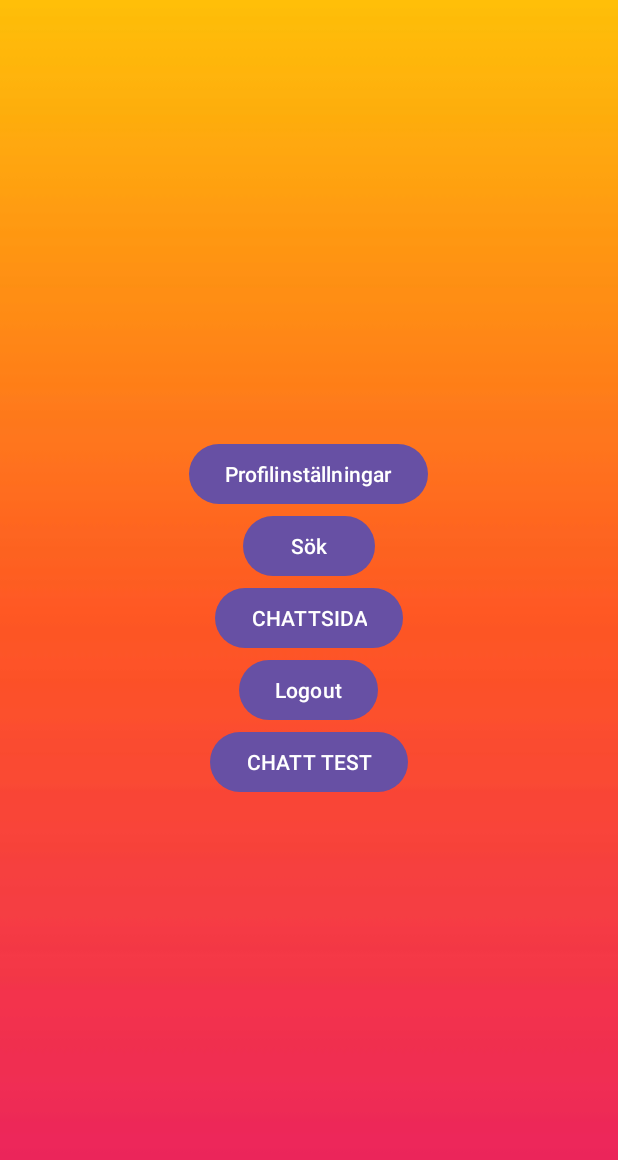
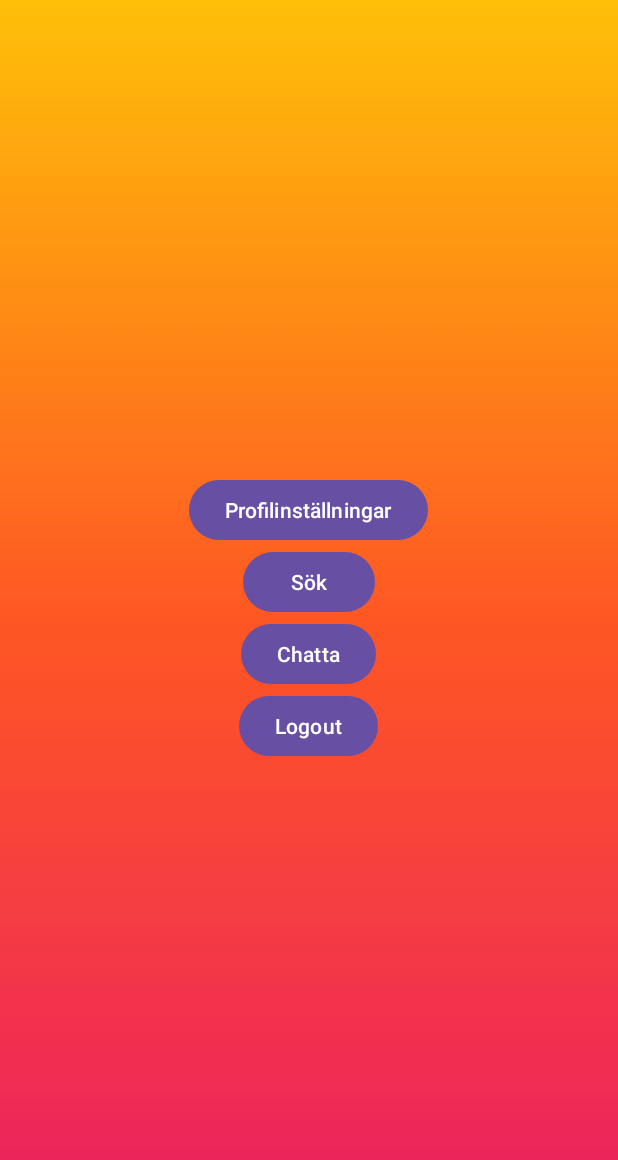
Before and after one commit to Jameslilja/DatingApp, an Android app: the screen it shows after launch once a user with an empty profile is signed in (MainActivity), on a phone screen of 412 x 824 dp. Shown: the top 1160 px of the screen. Run offline under Robolectric (Android 15) with nearby library versions, the phone set to English and light mode, and no system bars; our stand-ins replace Firebase (no records; nobody signed in at launch, a user with empty details on screens opened directly).

Commit message:
Small commit with fixes to make it more presentable.

```diff
--- a/app/src/main/AndroidManifest.xml
+++ b/app/src/main/AndroidManifest.xml
@@ -11,7 +11,7 @@
         android:enableOnBackInvokedCallback="true"
         android:fullBackupContent="@xml/backup_rules"
         android:icon="@mipmap/ic_launcher"
-        android:label="@string/app_name"
+        android:label="Finder"
         android:roundIcon="@mipmap/ic_launcher_round"
         android:supportsRtl="true"
         android:theme="@style/Theme.Material3.Light"
--- a/app/src/main/java/com/example/datingapp/MainActivity.java
+++ b/app/src/main/java/com/example/datingapp/MainActivity.java
@@ -22,7 +22,6 @@ public class MainActivity extends AppCompatActivity {
 
     Button buttonGoToSearch;
     Button buttonUpdateProfile;
-    Button buttonGoToConversations;
 
     //CHAT TEST
     Button goToChatTestButton;
--- a/app/src/main/res/layout/activity_main.xml
+++ b/app/src/main/res/layout/activity_main.xml
@@ -26,8 +26,8 @@
     <Button
         android:layout_width="wrap_content"
         android:layout_height="wrap_content"
-        android:id="@+id/goToConversationsButton"
-        android:text="CHATTSIDA"
+        android:id="@+id/goToChatTestButton"
+        android:text="Chatta"
         />
 
     <Button
@@ -36,10 +36,4 @@
         android:layout_width="wrap_content"
         android:layout_height="wrap_content"/>
 
-    <Button
-        android:layout_width="wrap_content"
-        android:layout_height="wrap_content"
-        android:id="@+id/goToChatTestButton"
-        android:text="CHATT TEST"
-        />
 </LinearLayout>
--- a/app/src/main/res/layout/activity_splash_screen.xml
+++ b/app/src/main/res/layout/activity_splash_screen.xml
@@ -27,10 +27,9 @@
         android:layout_alignParentBottom="true"
         android:layout_centerHorizontal="true"
         android:layout_marginBottom="20dp"
-        android:text="AppNaMe^TM"
+        android:text="Finder"
         android:textColor="#E83C05"
         android:textSize="30dp"
         android:textStyle="bold" />
 
-
 </RelativeLayout>
--- a/app/src/main/res/layout/activity_update_profile.xml
+++ b/app/src/main/res/layout/activity_update_profile.xml
@@ -140,10 +140,12 @@
     </com.google.android.material.card.MaterialCardView>
 
     <Button
+        android:id="@+id/buttonUpdatePrivateInfo"
         android:layout_width="wrap_content"
         android:layout_height="wrap_content"
+        android:minHeight="48dp"
         android:text="@string/change_password"
-        android:id="@+id/buttonUpdatePrivateInfo"/>
+        tools:ignore="TouchTargetSizeCheck" />
 
     <Button
         android:layout_width="wrap_content"
```
Also changed, not shown: app/src/main/res/layout/activity_new_user_first_time_login.xml (+0 -11 lines).
